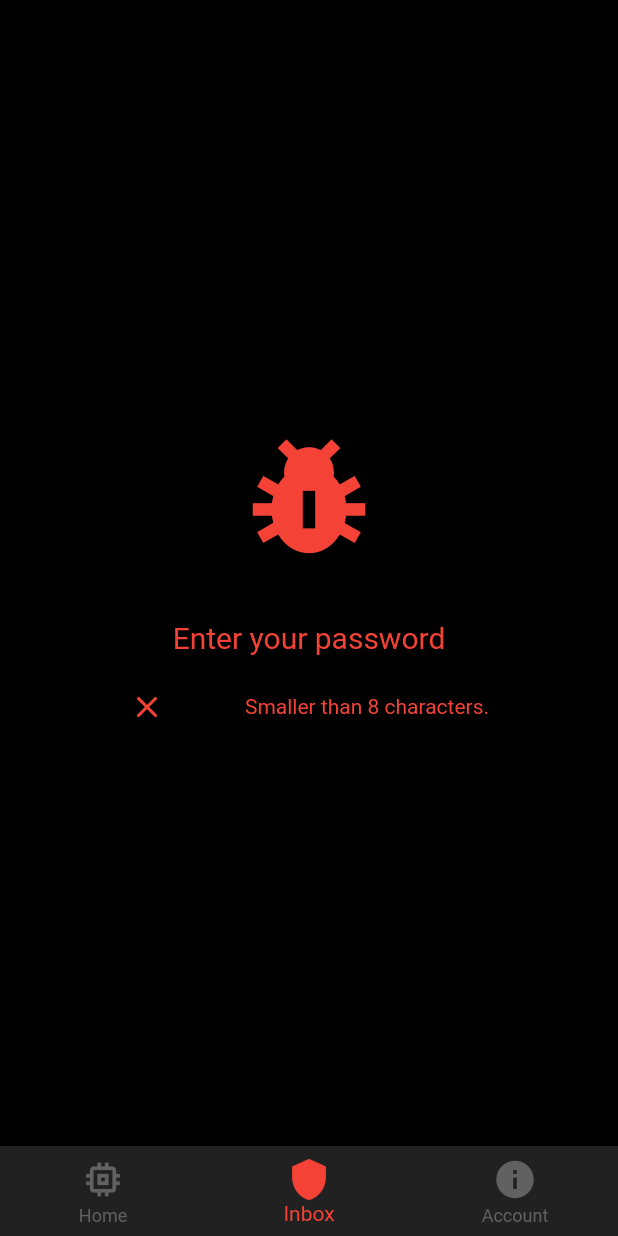
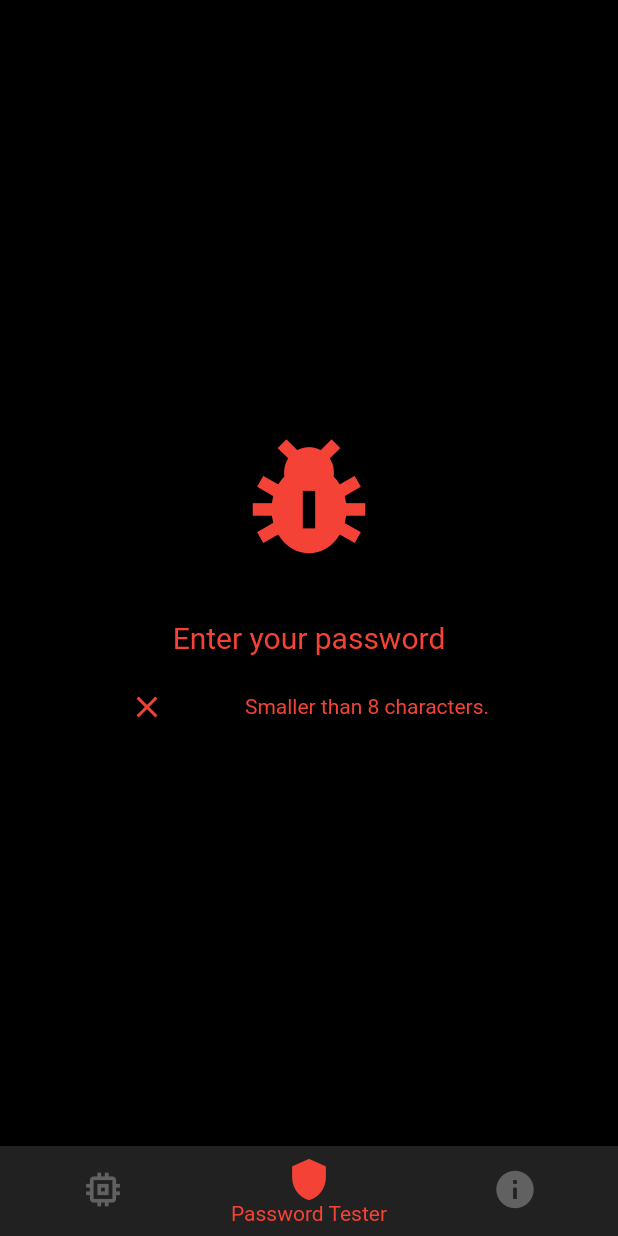
Before and after one commit to LegendArtur/guardu, a Flutter app: the screen it shows after launch, on a phone screen of 412 x 824 dp. Run offline on Flutter 3.47's test engine with Material 2 defaults, Android fonts, the phone set to English and light mode, and no system bars.

Commit message:
Smoother nav bar (still non functional)

```diff
--- a/guardu/lib/main.dart
+++ b/guardu/lib/main.dart
@@ -38,7 +38,6 @@ class MainPage extends StatefulWidget {
 
 class _MainPageState extends State<MainPage> {
   final TextEditingController _controller = TextEditingController();
-  int selectedPage = 1;
   final upperPattern = RegExp(r'^(?=.*[A-Z])');
   final lowerPattern = RegExp(r'^(?=.*[a-z])');
   final digitPattern = RegExp(r'^(?=.*[0-9])');
@@ -46,14 +45,10 @@ class _MainPageState extends State<MainPage> {
   final eightCharspattern = RegExp(r'^(?=.{8,})');
   final fourteenCharspattern = RegExp(r'^(?=.{14,})');
 
+  int currentIndex = 1;
+
   Color _primaryColor = Colors.red;
   Icon openLock = Icon(Icons.lock_open);
-
-  void _clear() {
-    setState(() {
-      _controller.clear();
-    });
-  }
 
   @override
   void initState() {
@@ -304,20 +299,21 @@ class _MainPageState extends State<MainPage> {
         bottomNavigationBar: BottomNavigationBar(
           items: [
             BottomNavigationBarItem(
-                icon: Icon(Icons.memory, size: 30), label: 'Home'),
+                icon: Icon(Icons.memory, size: 30), label: 'Generator'),
             BottomNavigationBarItem(
-                icon: Icon(Icons.shield, size: 30), label: 'Inbox'),
+                icon: Icon(Icons.shield, size: 30), label: 'Password Tester'),
             BottomNavigationBarItem(
-                icon: Icon(Icons.info, size: 30), label: 'Account'),
+                icon: Icon(Icons.info, size: 30), label: 'Info'),
           ],
           selectedItemColor: _primaryColor,
           elevation: 5.0,
           unselectedItemColor: Colors.grey[700],
-          currentIndex: selectedPage,
+          showUnselectedLabels: false,
+          currentIndex: currentIndex,
           backgroundColor: Colors.grey[900],
           onTap: (index) {
             setState(() {
-              selectedPage = index;
+              currentIndex = index;
             });
           },
         )
@@ -325,15 +321,3 @@ class _MainPageState extends State<MainPage> {
         );
   }
 }
-
-class SecondScreen extends StatelessWidget {
-  @override
-  Widget build(BuildContext context) {
-    return Scaffold(
-      appBar: AppBar(
-        title: Text("Multi Page Application Page-1"),
-      ),
-      body: Text("Another Page...!!!!!!"),
-    );
-  }
-}
```
